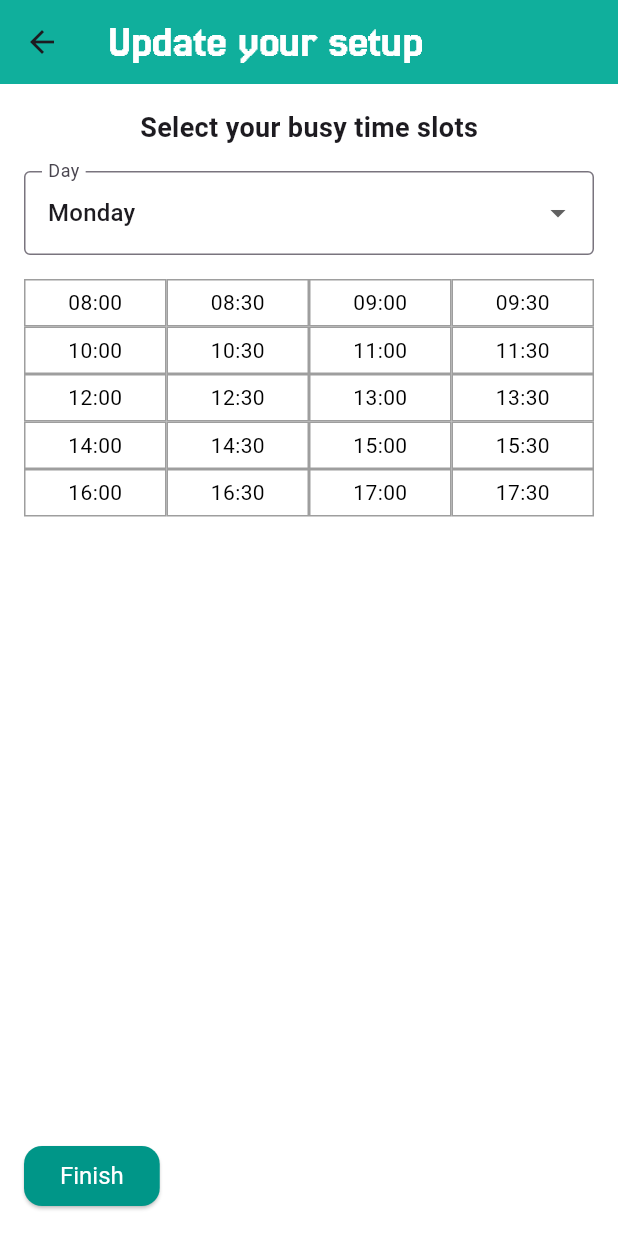
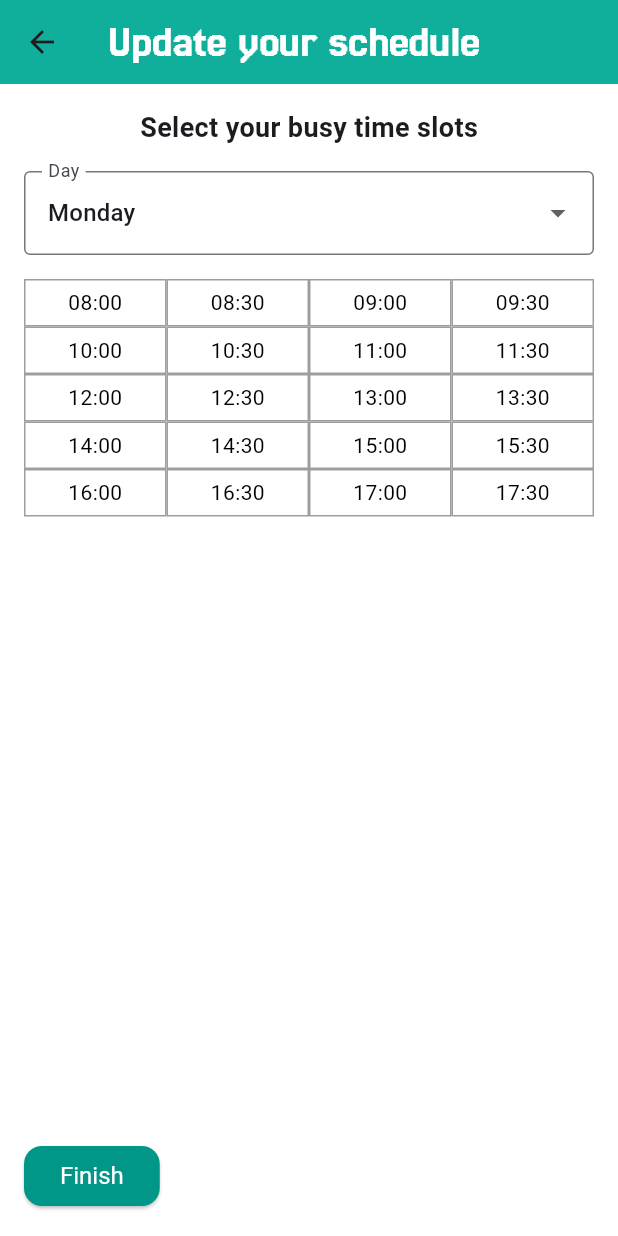
Before and after one commit to Adlane05/FFFC, a Flutter app: the UpdateScheduleScreen screen opened directly, on a phone screen of 412 x 824 dp. Run offline on Flutter 3.47's test engine with Material 3 defaults, Android fonts, the phone set to English and light mode, and no system bars; our stand-ins replace cloud_firestore, firebase_auth, firebase_core, firebase_storage, google_sign_in, image_picker and 1 more; missing offline and left inert: sign_button; accounts and stored records are empty.

Commit message:
Updated title of update page

```diff
--- a/pleaseee/lib/update_schedule_screen.dart
+++ b/pleaseee/lib/update_schedule_screen.dart
@@ -39,7 +39,7 @@ class _UpdateScheduleScreenState extends State<UpdateScheduleScreen> {
       appBar: AppBar(
         backgroundColor: const Color(0xFF10AF9C),
         title: const Text(
-          'Update your setup',
+          'Update your schedule',
           style: TextStyle(
             color: Colors.white,
             fontSize: 30,
```
